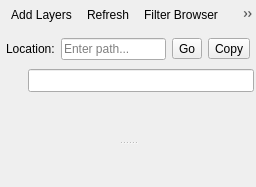
Above: src/ui/qgsbrowserwidgetbase.ui from qgis/QGIS before the change. Below: the same form after it.
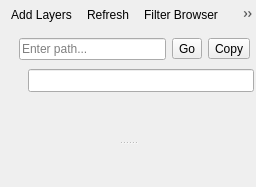
That is the form after the change. Icons and pictures are not drawn. Custom widgets are drawn as their Qt base class.

Commit message: Fix crash when expanding unzipped folder

Patch:
```diff
--- a/src/ui/qgsbrowserwidgetbase.ui
+++ b/src/ui/qgsbrowserwidgetbase.ui
@@ -68,7 +68,7 @@
        <item>
         <widget class="QLabel" name="mLabelLocation">
          <property name="text">
-          <string>Location:</string>
+          <string></string>
          </property>
         </widget>
        </item>
```
Left out of the diff: 2 changed lines with no effect on the pictures. The commit also changes 2 other files.
